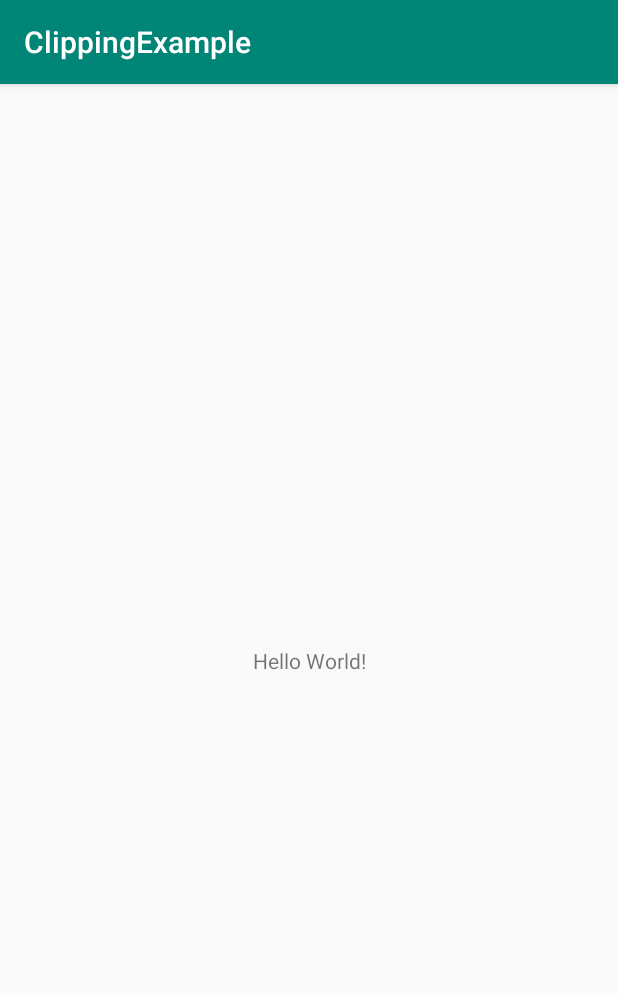
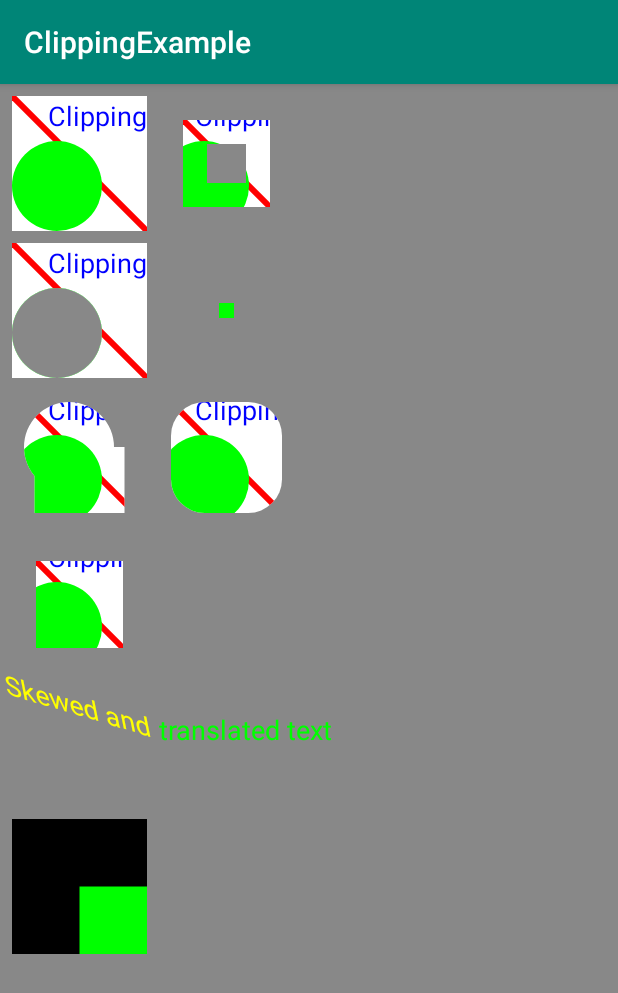
Before and after one commit to RobertoHT/Advanced-Android-Kotlin, an Android app: the screen it shows after launch (MainActivity), on a phone screen of 412 x 824 dp. Shown: the top 993 px of the screen. Run offline under Robolectric (Android 15) with nearby library versions, the phone set to English and light mode, and no system bars.

Commit message:
feat: Actualizaciones de la lección 2

```diff
--- /dev/null
+++ b/ClippingExample/app/src/main/java/com/codelabs/clippingexample/ClippedView.kt
@@ -0,0 +1,293 @@
+package com.codelabs.clippingexample
+
+import android.content.Context
+import android.graphics.*
+import android.os.Build
+import android.util.AttributeSet
+import android.view.View
+
+/**
+ * Created by Roberto Hdez on 2020-02-24
+ */
+
+class ClippedView @JvmOverloads constructor(
+    context: Context,
+    attrs: AttributeSet? = null,
+    defStyleAttr: Int = 0
+) : View(context, attrs, defStyleAttr) {
+
+    private val paint = Paint().apply {
+        // Smooth out edges of what is drawn without affecting shape.
+        isAntiAlias = true
+        strokeWidth = resources.getDimension(R.dimen.strokeWidth)
+        textSize = resources.getDimension(R.dimen.textSize)
+    }
+
+    private val path = Path()
+
+    private val clipRectRight = resources.getDimension(R.dimen.clipRectRight)
+    private val clipRectBottom = resources.getDimension(R.dimen.clipRectBottom)
+    private val clipRectTop = resources.getDimension(R.dimen.clipRectTop)
+    private val clipRectLeft = resources.getDimension(R.dimen.clipRectLeft)
+
+    private val rectInset = resources.getDimension(R.dimen.rectInset)
+    private val smallRectOffset = resources.getDimension(R.dimen.smallRectOffset)
+
+    private val circleRadius = resources.getDimension(R.dimen.circleRadius)
+
+    private val textOffset = resources.getDimension(R.dimen.textOffset)
+    private val textSize = resources.getDimension(R.dimen.textSize)
+
+    private val columnOne = rectInset
+    private val columnTwo = columnOne + rectInset + clipRectRight
+
+    private val rowOne = rectInset
+    private val rowTwo = rowOne + rectInset + clipRectBottom
+    private val rowThree = rowTwo + rectInset + clipRectBottom
+    private val rowFour = rowThree + rectInset + clipRectBottom
+    private val textRow = rowFour + (1.5f * clipRectBottom)
+
+    private var rectF = RectF(
+        rectInset,
+        rectInset,
+        clipRectRight - rectInset,
+        clipRectBottom - rectInset
+    )
+
+    private val rejectRow = rowFour + rectInset + 2*clipRectBottom
+
+    override fun onDraw(canvas: Canvas) {
+        super.onDraw(canvas)
+        drawBackAndUnclippedRectangle(canvas)
+        drawDifferenceClippingExample(canvas)
+        drawCircularClippingExample(canvas)
+        drawIntersectionClippingExample(canvas)
+        drawCombinedClippingExample(canvas)
+        drawRoundedRectangleClippingExample(canvas)
+        drawOutsideClippingExample(canvas)
+        drawSkewedTextExample(canvas)
+        drawTranslatedTextExample(canvas)
+        drawQuickRejectExample(canvas)
+    }
+
+    private fun drawBackAndUnclippedRectangle(canvas: Canvas){
+        canvas.drawColor(Color.GRAY)
+        canvas.save()
+        canvas.translate(columnOne,rowOne)
+        drawClippedRectangle(canvas)
+        canvas.restore()
+    }
+
+    private fun drawDifferenceClippingExample(canvas: Canvas) {
+        canvas.save()
+        // Move the origin to the right for the next rectangle.
+        canvas.translate(columnTwo,rowOne)
+        // Use the subtraction of two clipping rectangles to create a frame.
+        canvas.clipRect(
+            2 * rectInset,2 * rectInset,
+            clipRectRight - 2 * rectInset,
+            clipRectBottom - 2 * rectInset
+        )
+        // The method clipRect(float, float, float, float, Region.Op
+        // .DIFFERENCE) was deprecated in API level 26. The recommended
+        // alternative method is clipOutRect(float, float, float, float),
+        // which is currently available in API level 26 and higher.
+        if (Build.VERSION.SDK_INT < Build.VERSION_CODES.O){
+            canvas.clipRect(
+                4 * rectInset,4 * rectInset,
+                clipRectRight - 4 * rectInset,
+                clipRectBottom - 4 * rectInset,
+                Region.Op.DIFFERENCE
+            )
+        } else {
+            canvas.clipOutRect(
+                4 * rectInset,4 * rectInset,
+                clipRectRight - 4 * rectInset,
+                clipRectBottom - 4 * rectInset
+            )
+        }
+        drawClippedRectangle(canvas)
+        canvas.restore()
+    }
+
+    private fun drawCircularClippingExample(canvas: Canvas) {
+        canvas.save()
+        canvas.translate(columnOne, rowTwo)
+        // Clears any lines and curves from the path but unlike reset(),
+        // keeps the internal data structure for faster reuse.
+        path.rewind()
+        path.addCircle(
+            circleRadius,clipRectBottom - circleRadius,
+            circleRadius,Path.Direction.CCW
+        )
+        // The method clipPath(path, Region.Op.DIFFERENCE) was deprecated in
+        // API level 26. The recommended alternative method is
+        // clipOutPath(Path), which is currently available in
+        // API level 26 and higher.
+        if (Build.VERSION.SDK_INT < Build.VERSION_CODES.O) {
+            canvas.clipPath(path, Region.Op.DIFFERENCE)
+        } else {
+            canvas.clipOutPath(path)
+        }
+        drawClippedRectangle(canvas)
+        canvas.restore()
+    }
+
+    private fun drawIntersectionClippingExample(canvas: Canvas) {
+        canvas.save()
+        canvas.translate(columnTwo,rowTwo)
+        canvas.clipRect(
+            clipRectLeft,clipRectTop,
+            clipRectRight - smallRectOffset,
+            clipRectBottom - smallRectOffset
+        )
+        // The method clipRect(float, float, float, float, Region.Op
+        // .INTERSECT) was deprecated in API level 26. The recommended
+        // alternative method is clipRect(float, float, float, float), which
+        // is currently available in API level 26 and higher.
+        if (Build.VERSION.SDK_INT < Build.VERSION_CODES.O) {
+            canvas.clipRect(
+                clipRectLeft + smallRectOffset,
+                clipRectTop + smallRectOffset,
+                clipRectRight,clipRectBottom,
+                Region.Op.INTERSECT
+            )
+        } else {
+            canvas.clipRect(
+                clipRectLeft + smallRectOffset,
+                clipRectTop + smallRectOffset,
+                clipRectRight,clipRectBottom
+            )
+        }
+        drawClippedRectangle(canvas)
+        canvas.restore()
+    }
+
+    private fun drawCombinedClippingExample(canvas: Canvas) {
+        canvas.save()
+        canvas.translate(columnOne, rowThree)
+        path.rewind()
+        path.addCircle(
+            clipRectLeft + rectInset + circleRadius,
+            clipRectTop + circleRadius + rectInset,
+            circleRadius,Path.Direction.CCW
+        )
+        path.addRect(
+            clipRectRight / 2 - circleRadius,
+            clipRectTop + circleRadius + rectInset,
+            clipRectRight / 2 + circleRadius,
+            clipRectBottom - rectInset,Path.Direction.CCW
+        )
+        canvas.clipPath(path)
+        drawClippedRectangle(canvas)
+        canvas.restore()
+    }
+
+    private fun drawRoundedRectangleClippingExample(canvas: Canvas) {
+        canvas.save()
+        canvas.translate(columnTwo,rowThree)
+        path.rewind()
+        path.addRoundRect(
+            rectF,clipRectRight / 4,
+            clipRectRight / 4, Path.Direction.CCW
+        )
+        canvas.clipPath(path)
+        drawClippedRectangle(canvas)
+        canvas.restore()
+    }
+
+    private fun drawOutsideClippingExample(canvas: Canvas) {
+        canvas.save()
+        canvas.translate(columnOne,rowFour)
+        canvas.clipRect(2 * rectInset,2 * rectInset,
+            clipRectRight - 2 * rectInset,
+            clipRectBottom - 2 * rectInset)
+        drawClippedRectangle(canvas)
+        canvas.restore()
+    }
+
+    private fun drawTranslatedTextExample(canvas: Canvas) {
+        canvas.save()
+        paint.color = Color.GREEN
+        // Align the RIGHT side of the text with the origin.
+        paint.textAlign = Paint.Align.LEFT
+        // Apply transformation to canvas.
+        canvas.translate(columnTwo,textRow)
+        // Draw text.
+        canvas.drawText(context.getString(R.string.translated),
+            clipRectLeft,clipRectTop,paint)
+        canvas.restore()
+    }
+
+    private fun drawSkewedTextExample(canvas: Canvas) {
+        canvas.save()
+        paint.color = Color.YELLOW
+        paint.textAlign = Paint.Align.RIGHT
+        // Position text.
+        canvas.translate(columnTwo, textRow)
+        // Apply skew transformation.
+        canvas.skew(0.2f, 0.3f)
+        canvas.drawText(context.getString(R.string.skewed),
+            clipRectLeft, clipRectTop, paint)
+        canvas.restore()
+    }
+
+    private fun drawQuickRejectExample(canvas: Canvas) {
+        val inClipRectangle = RectF(clipRectRight / 2,
+            clipRectBottom / 2,
+            clipRectRight * 2,
+            clipRectBottom * 2)
+
+        val notInClipRectangle = RectF(RectF(clipRectRight+1,
+            clipRectBottom+1,
+            clipRectRight * 2,
+            clipRectBottom * 2))
+
+        canvas.save()
+        canvas.translate(columnOne, rejectRow)
+        canvas.clipRect(
+            clipRectLeft,clipRectTop,
+            clipRectRight,clipRectBottom
+        )
+        if (canvas.quickReject(
+                inClipRectangle, Canvas.EdgeType.AA)) {
+            canvas.drawColor(Color.WHITE)
+        }
+        else {
+            canvas.drawColor(Color.BLACK)
+            canvas.drawRect(inClipRectangle, paint
+            )
+        }
+        canvas.restore()
+    }
+
+    private fun drawClippedRectangle(canvas: Canvas) {
+        canvas.clipRect(
+            clipRectLeft,clipRectTop,
+            clipRectRight,clipRectBottom
+        )
+
+        canvas.drawColor(Color.WHITE)
+
+        paint.color = Color.RED
+        canvas.drawLine(
+            clipRectLeft,clipRectTop,
+            clipRectRight,clipRectBottom,paint
+        )
+
+        paint.color = Color.GREEN
+        canvas.drawCircle(
+            circleRadius,clipRectBottom - circleRadius,
+            circleRadius,paint
+        )
+
+        paint.color = Color.BLUE
+        // Align the RIGHT side of the text with the origin.
+        paint.textSize = textSize
+        paint.textAlign = Paint.Align.RIGHT
+        canvas.drawText(
+            context.getString(R.string.clipping),
+            clipRectRight,textOffset,paint
+        )
+    }
+}
--- a/ClippingExample/app/src/main/java/com/codelabs/clippingexample/MainActivity.kt
+++ b/ClippingExample/app/src/main/java/com/codelabs/clippingexample/MainActivity.kt
@@ -7,6 +7,6 @@ class MainActivity : AppCompatActivity() {
 
     override fun onCreate(savedInstanceState: Bundle?) {
         super.onCreate(savedInstanceState)
-        setContentView(R.layout.activity_main)
+        setContentView(ClippedView(this))
     }
 }
--- /dev/null
+++ b/ClippingExample/app/src/main/res/values-sw480dp/dimens.xml
@@ -0,0 +1,16 @@
+<?xml version="1.0" encoding="utf-8"?>
+<resources>
+    <dimen name="clipRectRight">120dp</dimen>
+    <dimen name="clipRectBottom">120dp</dimen>
+    <dimen name="clipRectTop">0dp</dimen>
+    <dimen name="clipRectLeft">0dp</dimen>
+
+    <dimen name="rectInset">10dp</dimen>
+    <dimen name="smallRectOffset">50dp</dimen>
+
+    <dimen name="circleRadius">40dp</dimen>
+    <dimen name="textOffset">25dp</dimen>
+    <dimen name="strokeWidth">6dp</dimen>
+
+    <dimen name="textSize">18sp</dimen>
+</resources>
--- /dev/null
+++ b/ClippingExample/app/src/main/res/values/dimens.xml
@@ -0,0 +1,16 @@
+<?xml version="1.0" encoding="utf-8"?>
+<resources>
+    <dimen name="clipRectRight">90dp</dimen>
+    <dimen name="clipRectBottom">90dp</dimen>
+    <dimen name="clipRectTop">0dp</dimen>
+    <dimen name="clipRectLeft">0dp</dimen>
+
+    <dimen name="rectInset">8dp</dimen>
+    <dimen name="smallRectOffset">40dp</dimen>
+
+    <dimen name="circleRadius">30dp</dimen>
+    <dimen name="textOffset">20dp</dimen>
+    <dimen name="strokeWidth">4dp</dimen>
+
+    <dimen name="textSize">18sp</dimen>
+</resources>
--- a/ClippingExample/app/src/main/res/values/strings.xml
+++ b/ClippingExample/app/src/main/res/values/strings.xml
@@ -1,3 +1,6 @@
 <resources>
     <string name="app_name">ClippingExample</string>
+    <string name="clipping">Clipping</string>
+    <string name="translated">translated text</string>
+    <string name="skewed">"Skewed and "</string>
 </resources>
```
